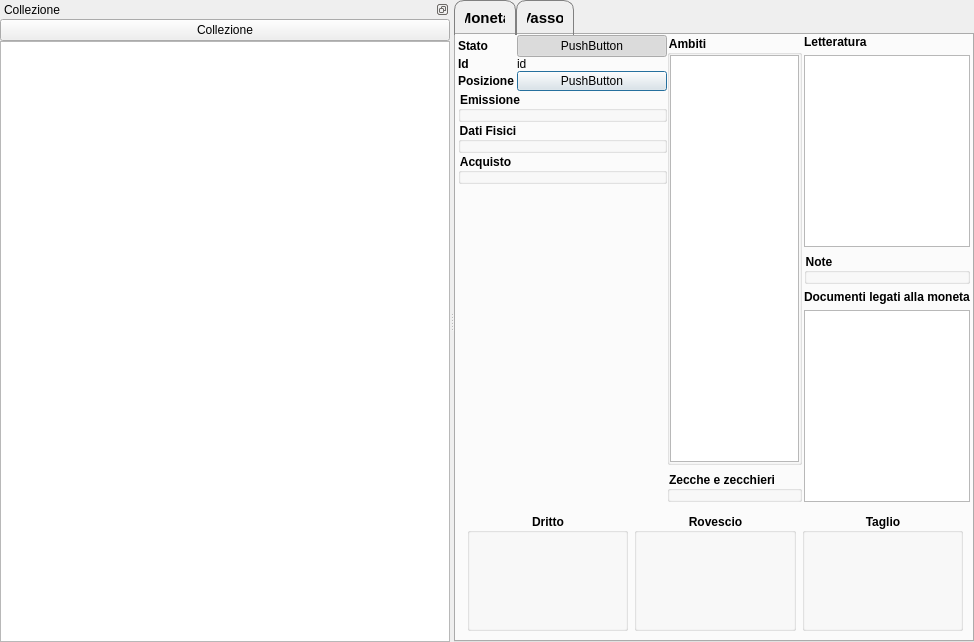
mirkoviviani76/gestcoll, file GestCollOnQt/GUI/Moneta/Moneta/monetaform.ui: the form before one commit.
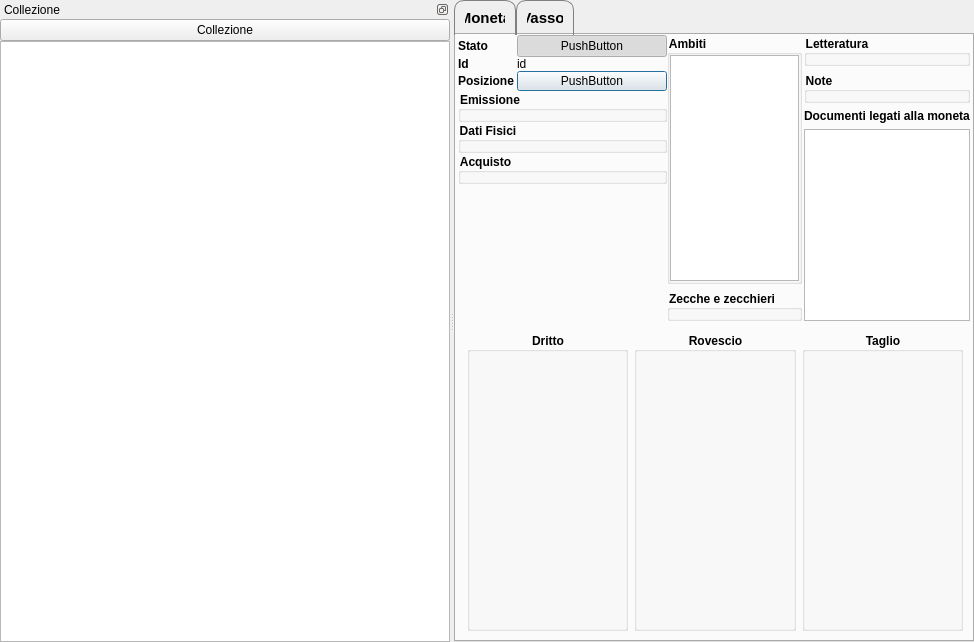
The form after the commit. Icons and pictures are not drawn. Custom widgets are drawn as their Qt base class.

Commit message: Sistemata letteratura.

```diff
--- a/GestCollOnQt/GUI/Moneta/Moneta/monetaform.ui
+++ b/GestCollOnQt/GUI/Moneta/Moneta/monetaform.ui
@@ -391,56 +391,10 @@
                <number>0</number>
               </property>
               <item>
-               <widget class="QLabel" name="label_7">
-                <property name="font">
-                 <font>
-                  <weight>75</weight>
-                  <bold>true</bold>
-                 </font>
-                </property>
-                <property name="text">
+               <widget class="LetteraturaForm" name="letteratura">
+                <property name="title">
                  <string>Letteratura</string>
                 </property>
-                <property name="buddy">
-                 <cstring>letteratura</cstring>
-                </property>
-               </widget>
-              </item>
-              <item>
-               <widget class="QTableView" name="letteratura">
-                <property name="showDropIndicator" stdset="0">
-                 <bool>true</bool>
-                </property>
-                <property name="dragDropOverwriteMode">
-                 <bool>true</bool>
-                </property>
-                <property name="alternatingRowColors">
-                 <bool>true</bool>
-                </property>
-                <property name="selectionMode">
-                 <enum>QAbstractItemView::SingleSelection</enum>
-                </property>
-                <property name="selectionBehavior">
-                 <enum>QAbstractItemView::SelectRows</enum>
-                </property>
-                <property name="textElideMode">
-                 <enum>Qt::ElideNone</enum>
-                </property>
-                <property name="showGrid">
-                 <bool>false</bool>
-                </property>
-                <property name="wordWrap">
-                 <bool>true</bool>
-                </property>
-                <property name="cornerButtonEnabled">
-                 <bool>false</bool>
-                </property>
-                <attribute name="horizontalHeaderVisible">
-                 <bool>false</bool>
-                </attribute>
-                <attribute name="verticalHeaderVisible">
-                 <bool>false</bool>
-                </attribute>
                </widget>
               </item>
               <item>
@@ -633,6 +587,12 @@
    <header>emissioneform.h</header>
    <container>1</container>
   </customwidget>
+  <customwidget>
+   <class>LetteraturaForm</class>
+   <extends>QGroupBox</extends>
+   <header>letteraturaform.h</header>
+   <container>1</container>
+  </customwidget>
  </customwidgets>
  <tabstops>
   <tabstop>ambiti</tabstop>
```
Left out of the diff: 1 changed line with no effect on the pictures. The commit also changes 19 other files.
